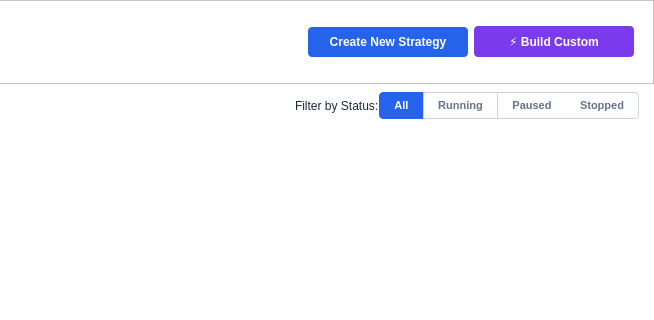
Above: resources/forms/StrategyManagerWindow.ui from yashnmehta/Autotrade before the change; both pictures show x 346 to 1000 and y 0 to 320 of the 1000 by 700 pixel window. Below: the same form after it.
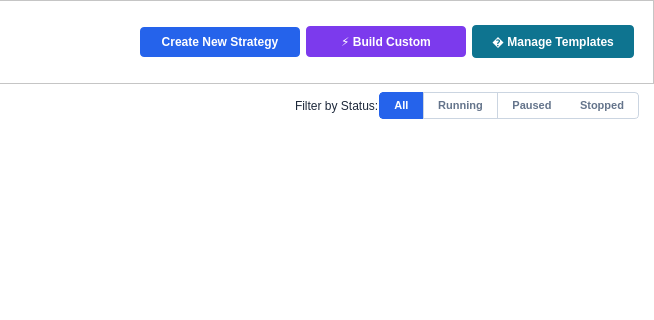
That is the form after the change.

Commit message: feat: Strategy Template Builder, XTS Feed Bridge, License Manager & major refactors

```diff
--- a/resources/forms/StrategyManagerWindow.ui
+++ b/resources/forms/StrategyManagerWindow.ui
@@ -63,6 +63,18 @@
 QPushButton#buildCustomButton:hover { background-color: #6d28d9; }
 QPushButton#buildCustomButton:pressed { background-color: #5b21b6; }
 
+QPushButton#deployTemplateButton {
+    background-color: #0e7490;
+    color: white;
+    border: none;
+    border-radius: 4px;
+    font-weight: 700;
+    font-size: 12px;
+    padding: 8px 20px;
+}
+QPushButton#deployTemplateButton:hover { background-color: #0891b2; }
+QPushButton#deployTemplateButton:pressed { background-color: #0c4a6e; }
+
 QPushButton {
     background-color: #ffffff;
     color: #475569;
@@ -243,6 +255,22 @@
         </property>
        </widget>
       </item>
+      <item>
+       <widget class="QPushButton" name="deployTemplateButton">
+        <property name="minimumSize">
+         <size>
+          <width>160</width>
+          <height>30</height>
+         </size>
+        </property>
+        <property name="text">
+         <string>� Manage Templates</string>
+        </property>
+        <property name="toolTip">
+         <string>Browse, create, edit, clone, delete, and deploy strategy templates</string>
+        </property>
+       </widget>
+      </item>
      </layout>
     </widget>
    </item>
```
The commit also changes 108 other files.
